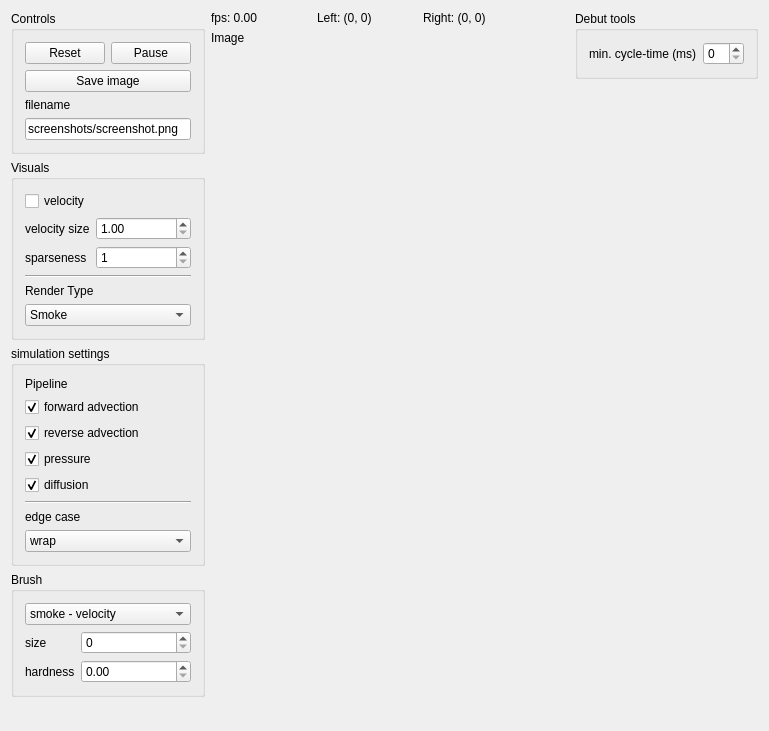
loosstef/grid-based-fluid-simulator, file mainwindow.ui: the form before one commit.
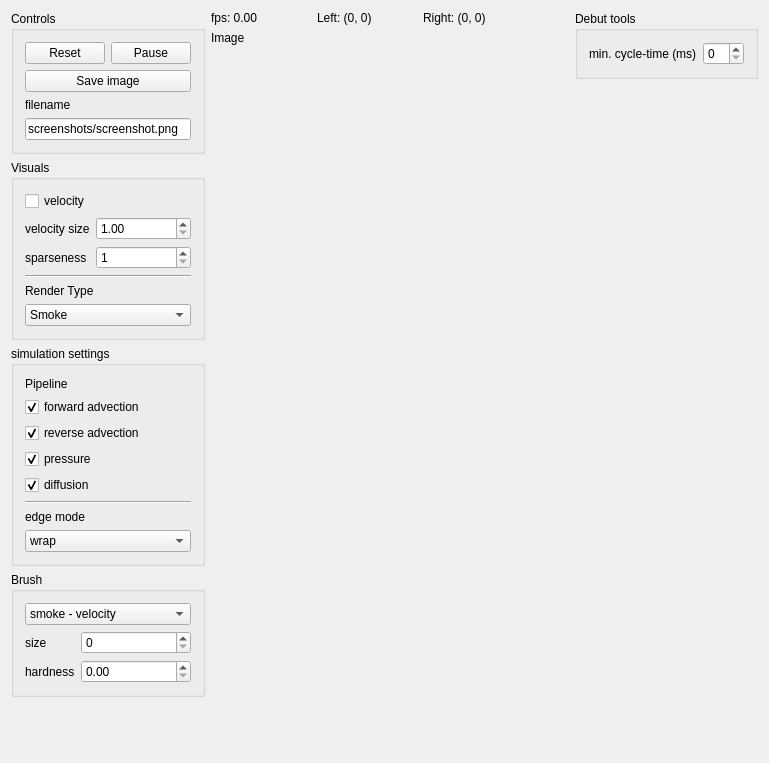
The form after the commit. Custom widgets are drawn as their Qt base class.

Commit message: renamed edge-case to edge-mode

Diff of the .ui file:
```diff
--- a/mainwindow.ui
+++ b/mainwindow.ui
@@ -10,7 +10,7 @@
     <x>0</x>
     <y>0</y>
     <width>769</width>
-    <height>731</height>
+    <height>763</height>
    </rect>
   </property>
   <property name="sizePolicy">
@@ -244,7 +244,7 @@
             </font>
            </property>
            <property name="text">
-            <string>edge case</string>
+            <string>edge mode</string>
            </property>
           </widget>
          </item>
```
The commit also changes 2 other files.
